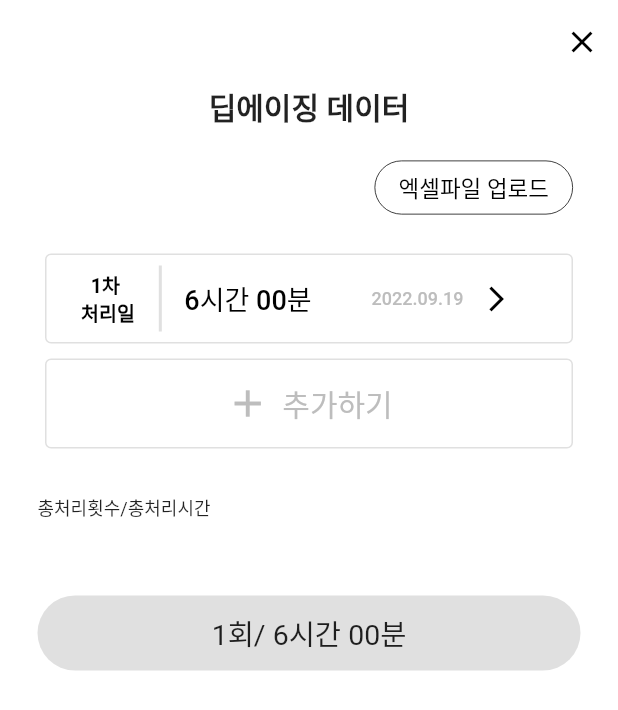
After one commit to junsu0573/DeepPlant-front, a Flutter app: the DeepAging screen opened directly, after a tap on "추가하기", on a phone screen of 412 x 824 dp. The commit adds this screen. Shown: the top 710 px of the screen. Run offline on Flutter 3.47's test engine with Material 2 defaults, Android fonts, the phone set to English and light mode, and no system bars; our stand-ins replace cloud_firestore, firebase_auth, firebase_core, firebase_storage, flutter_screenutil, go_router and 2 more; missing offline and left inert: qr_code_scanner, xml2json; accounts and stored records are empty.

Commit message:
create_deep_aging_page

```diff
--- a/deep_plant_app/lib/main.dart
+++ b/deep_plant_app/lib/main.dart
@@ -22,6 +22,7 @@ import 'package:go_router/go_router.dart';
 import 'package:deep_plant_app/pages/maet-registration/get_history_page.dart';
 import 'package:deep_plant_app/pages/manage_data_page.dart';
 import 'package:intl/date_symbol_data_local.dart';
+import 'package:deep_plant_app/pages/deep_aging_page.dart';
 
 void main() async {
   WidgetsFlutterBinding.ensureInitialized();
--- /dev/null
+++ b/deep_plant_app/lib/pages/deep_aging_page.dart
@@ -0,0 +1,233 @@
+import 'package:deep_plant_app/widgets/custom_appbar.dart';
+import 'package:flutter/material.dart';
+
+class DeepAging extends StatefulWidget {
+  const DeepAging({super.key});
+
+  @override
+  State<DeepAging> createState() => _DeepAgingState();
+}
+
+class _DeepAgingState extends State<DeepAging> {
+  // 딥에이징 데이터 추가 시에 등록될 버튼이 추가될 위치.
+  List<Widget> widgets = [];
+  @override
+  Widget build(BuildContext context) {
+    return Scaffold(
+      backgroundColor: Colors.white,
+      resizeToAvoidBottomInset: false,
+      appBar: CustomAppBar(title: '', backButton: false, closeButton: true),
+      body: Column(
+        children: [
+          Row(
+            mainAxisAlignment: MainAxisAlignment.center,
+            children: [
+              Text(
+                '딥에이징 데이터',
+                style: TextStyle(
+                  fontSize: 20.0,
+                  fontWeight: FontWeight.bold,
+                ),
+                textAlign: TextAlign.center,
+              ),
+            ],
+          ),
+          SizedBox(
+            height: 15.0,
+          ),
+          Row(
+            mainAxisAlignment: MainAxisAlignment.end,
+            children: [
+              Container(
+                padding: EdgeInsets.only(
+                  right: 30.0,
+                ),
+                child: ElevatedButton(
+                  onPressed: () {},
+                  style: ElevatedButton.styleFrom(
+                      side: BorderSide(
+                        width: 0.5,
+                      ),
+                      elevation: 0,
+                      backgroundColor: Colors.white,
+                      shape: RoundedRectangleBorder(
+                        borderRadius: BorderRadius.circular(25.0),
+                      )),
+                  child: Text(
+                    // 이는 엑셀 파일을 업로드 하기 위한 버튼이다.
+                    '엑셀파일 업로드',
+                    style: TextStyle(
+                      color: Colors.black,
+                      fontSize: 15.0,
+                    ),
+                  ),
+                ),
+              ),
+            ],
+          ),
+          SizedBox(
+            height: 15.0,
+          ),
+          Column(
+            crossAxisAlignment: CrossAxisAlignment.stretch,
+            children: widgets,
+          ),
+          // 만일 버튼 위젯이 4개가 된다면, 추가 버튼은 사라질 것이다.
+          if (widgets.length < 4)
+            Column(
+              crossAxisAlignment: CrossAxisAlignment.stretch,
+              children: [
+                Container(
+                  padding: EdgeInsets.only(
+                    top: 5.0,
+                    bottom: 5.0,
+                    left: 30.0,
+                    right: 30.0,
+                  ),
+                  height: 70.0,
+                  child: OutlinedButton.icon(
+                    onPressed: () {
+                      setState(
+                        () {
+                          // 이로 인해 버튼이 추가되어 표현된다.
+                          widgets.add(
+                            Container(
+                              padding: EdgeInsets.only(
+                                top: 5.0,
+                                bottom: 5.0,
+                                left: 30.0,
+                                right: 30.0,
+                              ),
+                              height: 70.0,
+                              child: OutlinedButton(
+                                onPressed: () {},
+                                child: Row(
+                                  children: [
+                                    Padding(
+                                      padding: const EdgeInsets.all(8.0),
+                                      child: RichText(
+                                        maxLines: 2,
+                                        text: TextSpan(
+                                          children: <TextSpan>[
+                                            TextSpan(
+                                              text: '  ${widgets.length + 1}차\n',
+                                              style: TextStyle(
+                                                color: Colors.black,
+                                                fontSize: 13.0,
+                                                fontWeight: FontWeight.bold,
+                                              ),
+                                            ),
+                                            TextSpan(
+                                              text: '처리일',
+                                              style: TextStyle(
+                                                color: Colors.black,
+                                                fontSize: 13.0,
+                                                fontWeight: FontWeight.bold,
+                                              ),
+                                            ),
+                                          ],
+                                        ),
+                                      ),
+                                    ),
+                                    Padding(
+                                      padding: const EdgeInsets.all(8.0),
+                                      child: VerticalDivider(
+                                        thickness: 2,
+                                        width: 1,
+                                        color: Colors.grey[300],
+                                      ),
+                                    ),
+                                    Padding(
+                                      padding: const EdgeInsets.all(8.0),
+                                      child: Text(
+                                        '6시간 00분',
+                                        style: TextStyle(
+                                          color: Colors.black,
+                                          fontSize: 18.0,
+                                        ),
+                                      ),
+                                    ),
+                                    SizedBox(
+                                      width: 24.0,
+                                    ),
+                                    Padding(
+                                      padding: const EdgeInsets.all(8.0),
+                                      child: Text(
+                                        '2022.09.19',
+                                        style: TextStyle(
+                                          color: Colors.grey[400],
+                                          fontSize: 12.0,
+                                        ),
+                                      ),
+                                    ),
+                                    Padding(
+                                      padding: const EdgeInsets.all(4.0),
+                                      child: Icon(
+                                        Icons.arrow_forward_ios_outlined,
+                                        color: Colors.black,
+                                        size: 20.0,
+                                      ),
+                                    )
+                                  ],
+                                ),
+                              ),
+                            ),
+                          );
+                        },
+                      );
+                    },
+                    // 이 아래는 추가하는 버튼에 대한 내용이며, 위는 setState를 통해 버튼이 만들어진다.
+                    icon: Icon(
+                      Icons.add,
+                      size: 30.0,
+                      color: Colors.grey[400],
+                    ),
+                    label: Text(
+                      '추가하기',
+                      style: TextStyle(
+                        color: Colors.grey[400],
+                        fontSize: 20.0,
+                      ),
+                    ),
+                  ),
+                ),
+              ],
+            ),
+          Padding(
+            padding: const EdgeInsets.all(25.0),
+            child: Row(
+              children: [
+                Text(
+                  '총처리횟수/총처리시간',
+                  style: TextStyle(fontSize: 12.0),
+                ),
+              ],
+            ),
+          ),
+          Padding(
+            padding: const EdgeInsets.all(25.0),
+            child: Column(
+              crossAxisAlignment: CrossAxisAlignment.stretch,
+              children: [
+                Container(
+                  height: 50.0,
+                  decoration: BoxDecoration(
+                    borderRadius: BorderRadius.circular(25.0),
+                    color: Colors.grey[300],
+                  ),
+                  child: Center(
+                    child: Text(
+                      '${widgets.length}회/ ${widgets.length * 6}시간 00분',
+                      textAlign: TextAlign.center,
+                      style: TextStyle(fontSize: 19),
+                    ),
+                  ),
+                ),
+              ],
+            ),
+          )
+        ],
+      ),
+    );
+  }
+}
```
